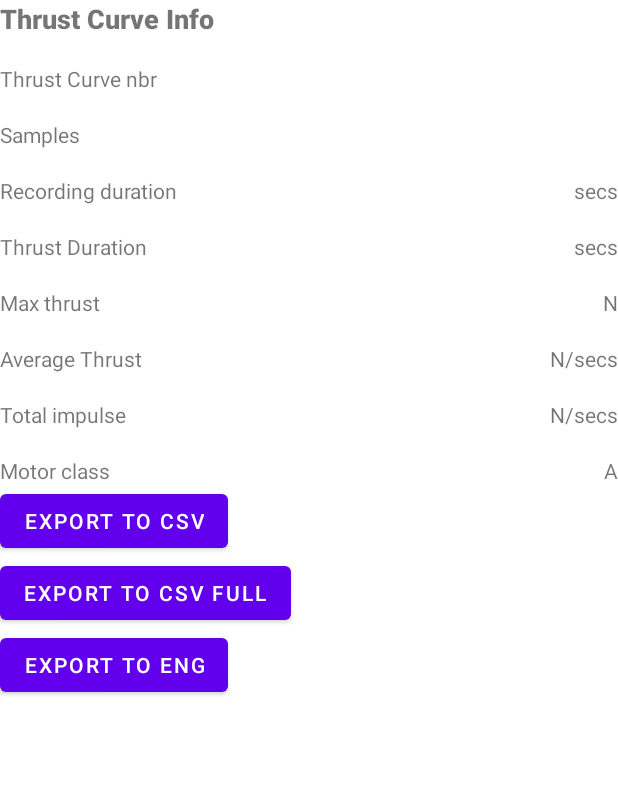
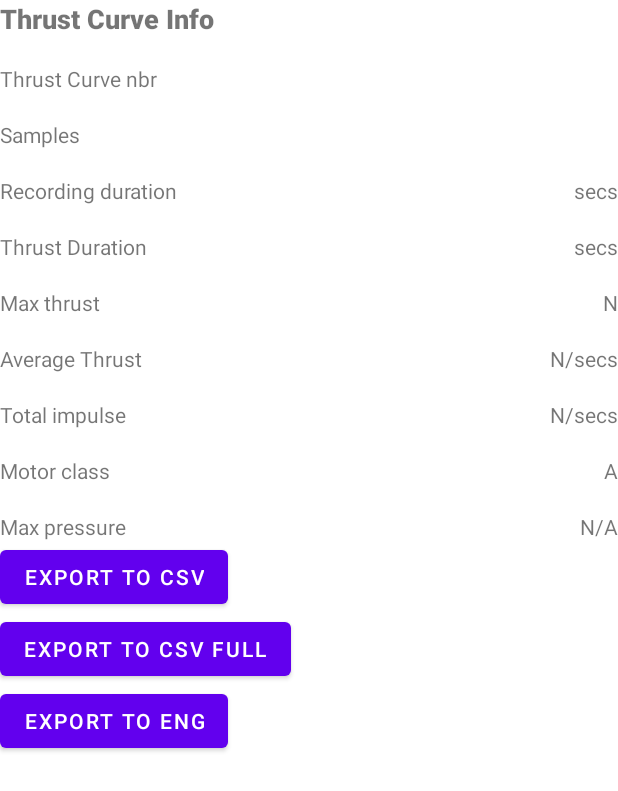
Before and after one commit to bdureau/RocketMotorTestStandConsole, an Android app: the layout tabthrustcurve_info_fragment.xml on its own in the app's theme, with its tools: preview values and no code run, on a phone screen of 412 x 824 dp. Shown: the top 791 px of the screen. Run offline under Robolectric (Android 15) with nearby library versions, the phone set to English and light mode, and no system bars; network calls fail.

Commit message:
Fixes backward compatibility with V2

```diff
--- a/app/src/main/java/com/rocketmotorteststand/ConsoleApplication.java
+++ b/app/src/main/java/com/rocketmotorteststand/ConsoleApplication.java
@@ -485,6 +485,7 @@ public class ConsoleApplication extends Application {
                                                 (long) (value3 ), thrustCurveName, 0);
 
                                     }
+                                    if(getTestStandConfigData().getTestStandName().equals("TestStandSTM32V2")) {
                                         if (currentSentence.length > 4) {
                                             if (currentSentence[4].matches("\\d+(?:\\.\\d+)?"))
                                                 value4 = Long.valueOf(currentSentence[4]);
@@ -492,8 +493,9 @@ public class ConsoleApplication extends Application {
                                                 value4 = 0;
                                             //add the casing pressure
                                             MyThrustCurve.AddToThrustCurve(value2,
-                                                (long) (value4 ), thrustCurveName, 1);
+                                                    (long) (value4), thrustCurveName, 1);
 
+                                        }
                                     }
 
                                 }
@@ -528,7 +530,7 @@ public class ConsoleApplication extends Application {
                                     // Value 5 contains the connection speed
                                     if (currentSentence.length > 5)
                                         if (currentSentence[5].matches("\\d+(?:\\.\\d+)?"))
-                                            TestStandCfg.setConnectionSpeed(Integer.valueOf(currentSentence[5]));
+                                            TestStandCfg.setConnectionSpeed(Long.valueOf(currentSentence[5]));
                                         else
                                             TestStandCfg.setConnectionSpeed(38400);
 
--- a/app/src/main/java/com/rocketmotorteststand/MainScreenActivity.java
+++ b/app/src/main/java/com/rocketmotorteststand/MainScreenActivity.java
@@ -624,7 +624,7 @@ public class MainScreenActivity extends AppCompatActivity {
             hm = new HashMap();
             //init compatible versions
             Add("TestStandSTM32V2", "1.2");
-            Add("TestStandSTM32", "1.1");
+            Add("TestStandSTM32", "1.2");
             Add("TestStand", "1.1");
         }
         public void Add ( String altiName, String verList) {
--- a/app/src/main/res/layout/tabthrustcurve_info_fragment.xml
+++ b/app/src/main/res/layout/tabthrustcurve_info_fragment.xml
@@ -157,12 +157,30 @@
         android:layout_marginTop="18dp"
         android:text="A" />
 
+    <TextView
+        android:id="@+id/maxPressure"
+        android:layout_width="wrap_content"
+        android:layout_height="wrap_content"
+        android:layout_alignParentLeft="true"
+        android:layout_below="@+id/motorClass"
+        android:layout_marginTop="18dp"
+        android:text="Max pressure" />
+
+    <TextView
+        android:id="@+id/maxPressureValue"
+        android:layout_width="wrap_content"
+        android:layout_height="wrap_content"
+        android:layout_alignParentRight="true"
+        android:layout_below="@+id/motorClass"
+        android:layout_marginTop="18dp"
+        android:text="N/A" />
+
     <Button
         android:id="@+id/butExportToCsv"
         android:layout_width="wrap_content"
         android:layout_height="wrap_content"
         android:layout_alignParentLeft="true"
-        android:layout_below="@+id/motorClass"
+        android:layout_below="@+id/maxPressure"
         android:text="@string/export_to_csv" />
 
     <Button
```
Also changed, not shown: app/src/main/java/com/rocketmotorteststand/ThrustCurve/ThrustCurveViewTabActivity.java (+27 -67 lines), app/src/main/java/com/rocketmotorteststand/config/TestStandTabConfigActivity.java (+13 -5 lines), app/src/main/java/com/rocketmotorteststand/telemetry/TelemetryMp.java (+4 -4 lines), app/src/main/java/com/rocketmotorteststand/telemetry/TestStandStatus.java (+9 -1 lines), app/src/main/res/values/strings.xml (+3 -4 lines), 2 other files. Lines whose indentation alone changed are shown as unchanged.
